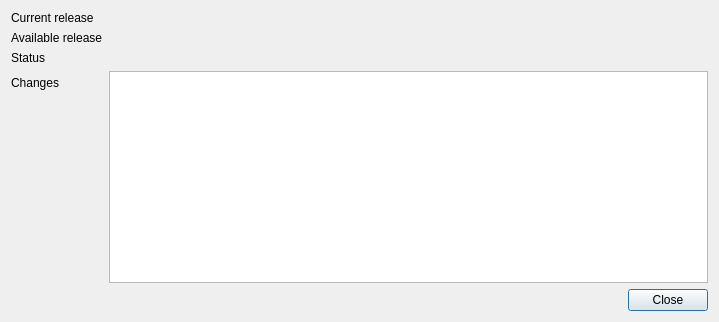
This is src/gui/formupdate.ui in martinrotter/rssguard as Qt 5 draws it before an edit. The edited form follows.
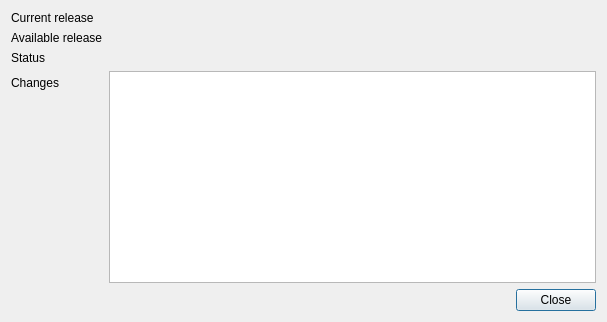
This is the edited form. Custom widgets are drawn as their Qt base class.

```diff
--- a/src/gui/formupdate.ui
+++ b/src/gui/formupdate.ui
@@ -6,7 +6,7 @@
    <rect>
     <x>0</x>
     <y>0</y>
-    <width>719</width>
+    <width>607</width>
     <height>322</height>
    </rect>
   </property>
@@ -65,8 +65,8 @@
         <string notr="true">&lt;!DOCTYPE HTML PUBLIC &quot;-//W3C//DTD HTML 4.0//EN&quot; &quot;http://www.w3.org/TR/REC-html40/strict.dtd&quot;&gt;
 &lt;html&gt;&lt;head&gt;&lt;meta name=&quot;qrichtext&quot; content=&quot;1&quot; /&gt;&lt;style type=&quot;text/css&quot;&gt;
 p, li { white-space: pre-wrap; }
-&lt;/style&gt;&lt;/head&gt;&lt;body style=&quot; font-family:'Sans Serif'; font-size:9pt; font-weight:400; font-style:normal;&quot;&gt;
-&lt;p style=&quot;-qt-paragraph-type:empty; margin-top:0px; margin-bottom:0px; margin-left:0px; margin-right:0px; -qt-block-indent:0; text-indent:0px; font-family:'MS Shell Dlg 2'; font-size:8pt;&quot;&gt;&lt;br /&gt;&lt;/p&gt;&lt;/body&gt;&lt;/html&gt;</string>
+&lt;/style&gt;&lt;/head&gt;&lt;body style=&quot; font-family:'MS Shell Dlg 2'; font-size:8.25pt; font-weight:400; font-style:normal;&quot;&gt;
+&lt;p style=&quot;-qt-paragraph-type:empty; margin-top:0px; margin-bottom:0px; margin-left:0px; margin-right:0px; -qt-block-indent:0; text-indent:0px; font-size:8pt;&quot;&gt;&lt;br /&gt;&lt;/p&gt;&lt;/body&gt;&lt;/html&gt;</string>
        </property>
        <property name="textInteractionFlags">
         <set>Qt::LinksAccessibleByMouse|Qt::TextSelectableByMouse</set>
```
